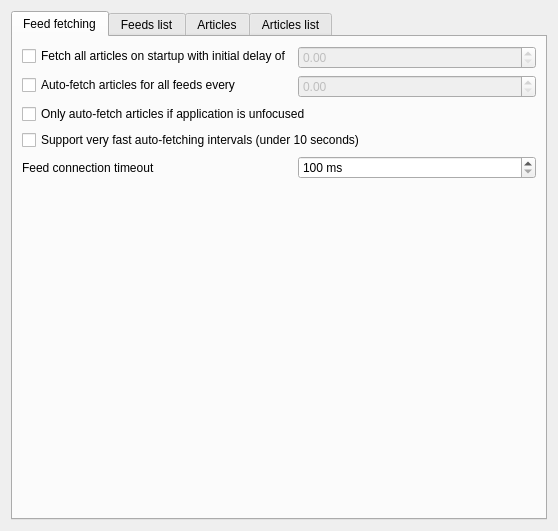
Before: the Qt Designer form src/librssguard/gui/settings/settingsfeedsmessages.ui in martinrotter/rssguard, drawn with Qt 5.
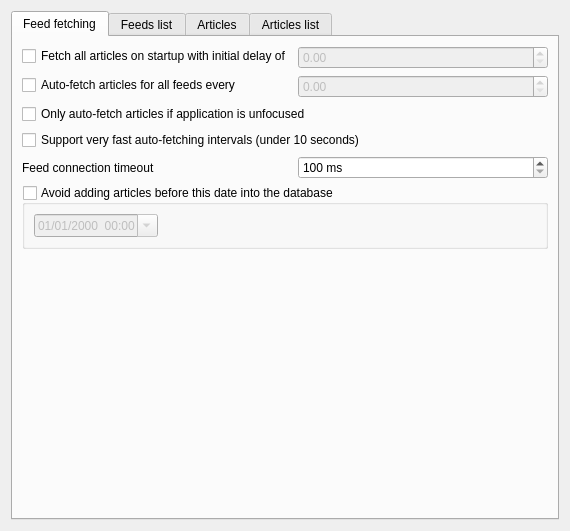
After: the same form once the commit is applied. Custom widgets are drawn as their Qt base class.

Commit message:
RTL layout direction to feeds
I added a feature that lets change the feed's articles from right to left for languages such as Arabic, Urdu, Hebrew, Farsi...
To enable it :  **The desired feed -> Edit selected item -> Articles -> Right-to-left layout**.

![LTR](https://github.com/martinrotter/rssguard/assets/25085777/a555d38d-a066-44d2-b0d0-158daae4ac2b)
![RTL](https://github.com/martinrotter/rssguard/assets/25085777/81cde3e3-f645-4c2b-a46a-d60aa5f54bd7)

```diff
--- a/src/librssguard/gui/settings/settingsfeedsmessages.ui
+++ b/src/librssguard/gui/settings/settingsfeedsmessages.ui
@@ -6,7 +6,7 @@
    <rect>
     <x>0</x>
     <y>0</y>
-    <width>558</width>
+    <width>570</width>
     <height>531</height>
    </rect>
   </property>
@@ -80,6 +80,13 @@
          </property>
         </widget>
        </item>
+       <item row="3" column="0" colspan="2">
+        <widget class="QCheckBox" name="m_cmbFastAutoUpdate">
+         <property name="text">
+          <string>Support very fast auto-fetching intervals (under 10 seconds)</string>
+         </property>
+        </widget>
+       </item>
        <item row="4" column="0">
         <widget class="QLabel" name="label_3">
          <property name="text">
@@ -115,11 +122,42 @@
          </property>
         </widget>
        </item>
-       <item row="3" column="0" colspan="2">
-        <widget class="QCheckBox" name="m_cmbFastAutoUpdate">
-         <property name="text">
-          <string>Support very fast auto-fetching intervals (under 10 seconds)</string>
+       <item row="5" column="0" colspan="2">
+        <widget class="QGroupBox" name="m_gbAvoidOldArticles">
+         <property name="title">
+          <string>Avoid adding articles before this date into the database</string>
          </property>
+         <property name="checkable">
+          <bool>true</bool>
+         </property>
+         <property name="checked">
+          <bool>false</bool>
+         </property>
+         <layout class="QGridLayout" name="gridLayout">
+          <item row="0" column="0">
+           <widget class="QDateTimeEdit" name="m_dtDateTimeToAvoid">
+            <property name="displayFormat">
+             <string>dd/MM/yyyy  HH:mm</string>
+            </property>
+            <property name="calendarPopup">
+             <bool>true</bool>
+            </property>
+           </widget>
+          </item>
+          <item row="0" column="1">
+           <spacer name="horizontalSpacer_4">
+            <property name="orientation">
+             <enum>Qt::Horizontal</enum>
+            </property>
+            <property name="sizeHint" stdset="0">
+             <size>
+              <width>40</width>
+              <height>20</height>
+             </size>
+            </property>
+           </spacer>
+          </item>
+         </layout>
         </widget>
        </item>
       </layout>
```
The commit also changes 14 other files.
